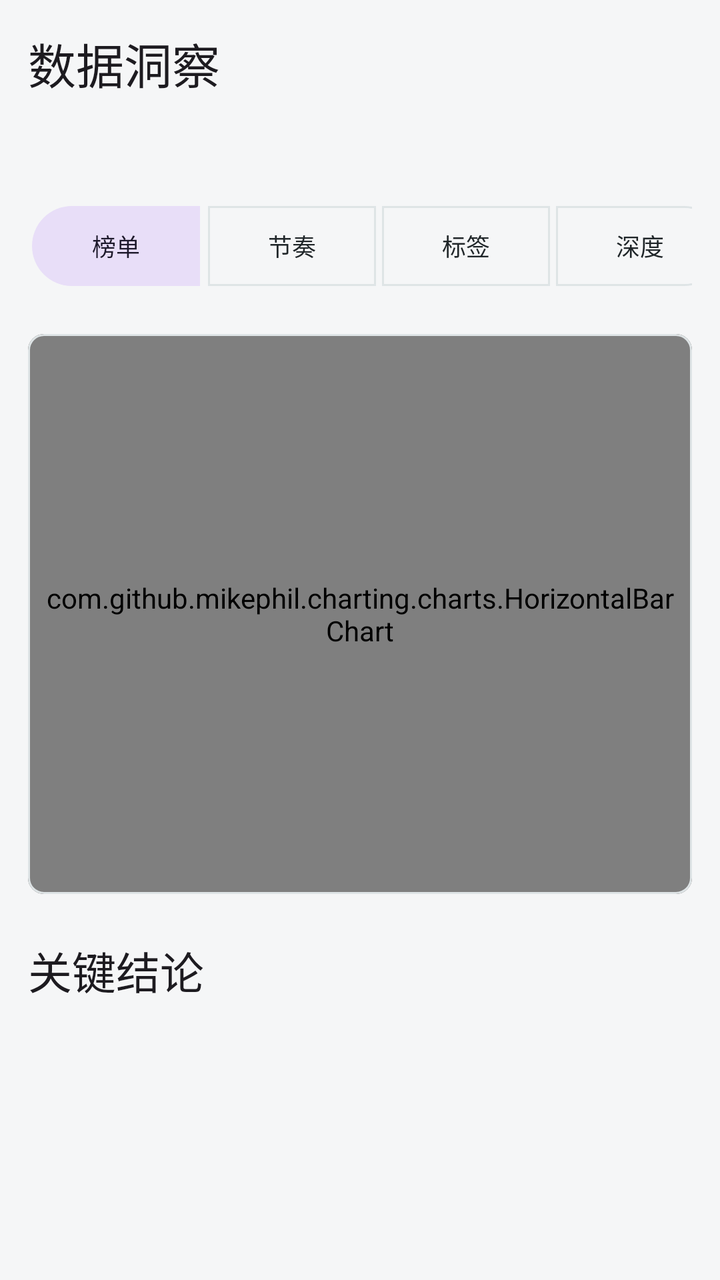
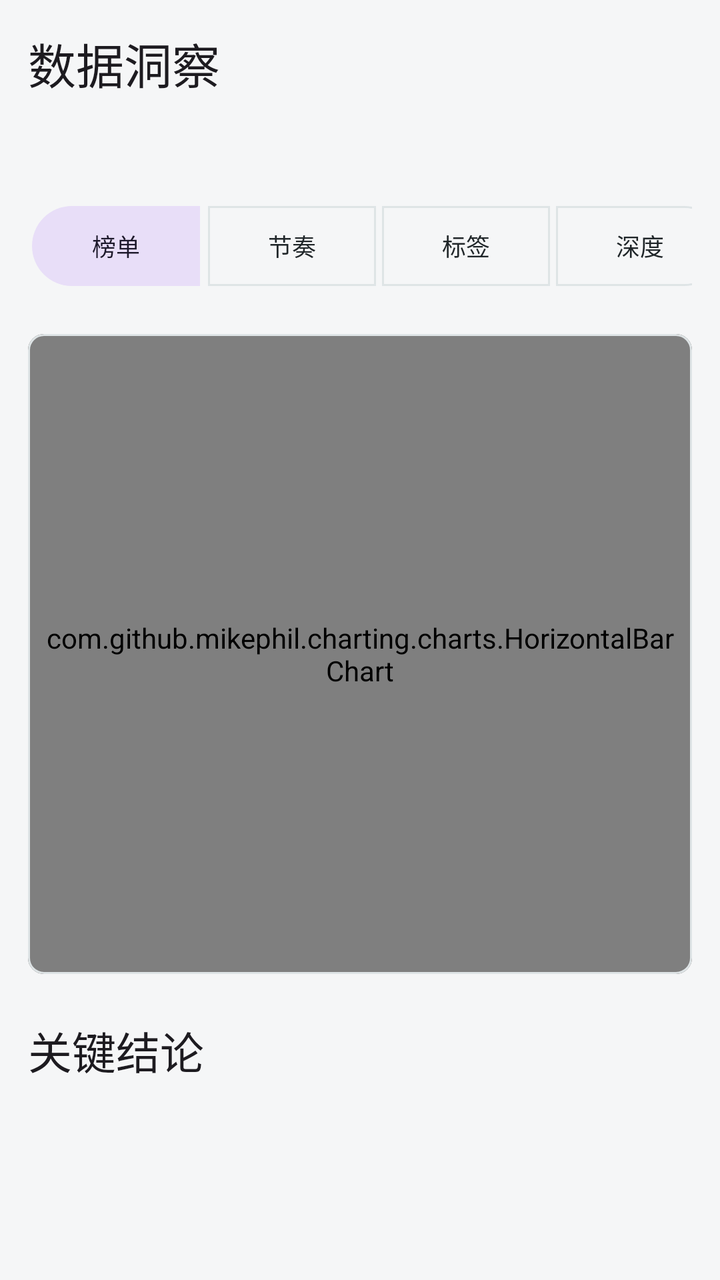

The first picture is an Android layout as it rendered before a commit; the second is the same layout after the commit. The layout source and the unified diff follow.
<!-- AndroidManifest.xml: application theme Theme.EncyclopediaApp -->
<!-- res/layout/fragment_rankings.xml -->
<?xml version="1.0" encoding="utf-8"?>
<androidx.core.widget.NestedScrollView xmlns:android="http://schemas.android.com/apk/res/android"
    xmlns:app="http://schemas.android.com/apk/res-auto"
    android:layout_width="match_parent"
    android:layout_height="match_parent"
    android:clipToPadding="false"
    android:fillViewport="true"
    android:paddingBottom="24dp">

    <LinearLayout
        android:layout_width="match_parent"
        android:layout_height="wrap_content"
        android:orientation="vertical"
        android:padding="14dp">

        <TextView
            android:layout_width="wrap_content"
            android:layout_height="wrap_content"
            android:text="数据洞察"
            android:textAppearance="@style/TextAppearance.Material3.HeadlineSmall" />

        <TextView android:id="@+id/insightSelection" android:layout_width="match_parent" android:layout_height="wrap_content"
            android:minHeight="40dp" android:gravity="center_vertical" android:textColor="@color/text_secondary" android:textSize="12sp" />

        <HorizontalScrollView
            android:layout_width="match_parent"
            android:layout_height="wrap_content"
            android:fillViewport="true"
            android:scrollbars="none">
        <com.google.android.material.button.MaterialButtonToggleGroup
            android:id="@+id/sectionChips"
            android:layout_width="match_parent"
            android:layout_height="wrap_content"
            android:layout_marginTop="10dp"
            app:selectionRequired="true"
            app:singleSelection="true">

            <Button
                android:id="@+id/sectionRankButton"
                style="@style/Widget.Material3.Button.TonalButton"
                android:layout_width="wrap_content"
                android:layout_height="wrap_content"
                android:minHeight="48dp"
                android:layout_weight="1"
                android:insetLeft="2dp"
                android:insetRight="2dp"
                android:text="榜单"
                android:textSize="12sp" />

            <Button
                android:id="@+id/sectionRhythmButton"
                style="@style/Widget.Material3.Button.OutlinedButton"
                android:layout_width="wrap_content"
                android:layout_height="wrap_content"
                android:minHeight="48dp"
                android:layout_weight="1"
                android:insetLeft="2dp"
                android:insetRight="2dp"
                android:text="节奏"
                android:textSize="12sp" />

            <Button
                android:id="@+id/sectionTagButton"
                style="@style/Widget.Material3.Button.OutlinedButton"
                android:layout_width="wrap_content"
                android:layout_height="wrap_content"
                android:minHeight="48dp"
                android:layout_weight="1"
                android:insetLeft="2dp"
                android:insetRight="2dp"
                android:text="标签"
                android:textSize="12sp" />

            <Button
                android:id="@+id/sectionDeepButton"
                style="@style/Widget.Material3.Button.OutlinedButton"
                android:layout_width="wrap_content"
                android:layout_height="wrap_content"
                android:minHeight="48dp"
                android:layout_weight="1"
                android:insetLeft="2dp"
                android:insetRight="2dp"
                android:text="深度"
                android:textSize="12sp" />
        </com.google.android.material.button.MaterialButtonToggleGroup>
        </HorizontalScrollView>

        <LinearLayout
            android:id="@+id/sectionRanking"
            android:layout_width="match_parent"
            android:layout_height="wrap_content"
            android:orientation="vertical">

            <HorizontalScrollView
                android:layout_width="match_parent"
                android:layout_height="wrap_content"
                android:layout_marginTop="10dp"
                android:scrollbars="none">

                <com.google.android.material.chip.ChipGroup
                    android:id="@+id/metricChips"
                    android:layout_width="wrap_content"
                    android:layout_height="wrap_content"
                    app:selectionRequired="true"
                    app:singleLine="true"
                    app:singleSelection="true" />
            </HorizontalScrollView>

            <com.google.android.material.card.MaterialCardView
                android:layout_width="match_parent"
                android:layout_height="wrap_content"
                android:layout_marginTop="10dp"
                app:cardBackgroundColor="?attr/colorSurface"
                app:cardCornerRadius="8dp"
                app:cardElevation="0dp">

                <com.github.mikephil.charting.charts.HorizontalBarChart
                    android:id="@+id/rankChart"
                    android:layout_width="match_parent"
                    android:layout_height="280dp"
                    android:padding="8dp" />
            </com.google.android.material.card.MaterialCardView>

            <androidx.recyclerview.widget.RecyclerView
                android:id="@+id/rankList"
                android:layout_width="match_parent"
                android:layout_height="wrap_content"
                android:layout_marginTop="8dp"
                android:nestedScrollingEnabled="false" />

            <TextView
                android:layout_width="wrap_content"
                android:layout_height="wrap_content"
                android:layout_marginTop="14dp"
                android:text="关键结论"
                android:textAppearance="@style/TextAppearance.Material3.TitleLarge" />

            <LinearLayout
                android:id="@+id/insightContainer"
                android:layout_width="match_parent"
                android:layout_height="wrap_content"
                android:layout_marginTop="6dp"
                android:orientation="vertical" />
        </LinearLayout>

        <LinearLayout
            android:id="@+id/sectionRhythm"
            android:layout_width="match_parent"
            android:layout_height="wrap_content"
            android:orientation="vertical"
            android:visibility="gone">

            <TextView
                android:layout_width="wrap_content"
                android:layout_height="wrap_content"
                android:layout_marginTop="14dp"
                android:text="年度投稿与累计增长"
                android:textAppearance="@style/TextAppearance.Material3.TitleLarge" />

            <com.google.android.material.card.MaterialCardView
                android:layout_width="match_parent"
                android:layout_height="wrap_content"
                android:layout_marginTop="8dp"
                app:cardBackgroundColor="?attr/colorSurface"
                app:cardCornerRadius="8dp"
                app:cardElevation="0dp">

                <com.github.mikephil.charting.charts.CombinedChart
                    android:id="@+id/annualChart"
                    android:layout_width="match_parent"
                    android:layout_height="@dimen/chart_height"
                    android:padding="8dp" />
            </com.google.android.material.card.MaterialCardView>

            <TextView
                android:layout_width="wrap_content"
                android:layout_height="wrap_content"
                android:layout_marginTop="18dp"
                android:text="发布时钟"
                android:textAppearance="@style/TextAppearance.Material3.TitleLarge" />

            <com.google.android.material.card.MaterialCardView
                android:layout_width="match_parent"
                android:layout_height="wrap_content"
                android:layout_marginTop="8dp"
                app:cardBackgroundColor="?attr/colorSurface"
                app:cardCornerRadius="8dp"
                app:cardElevation="0dp">

                <com.github.mikephil.charting.charts.BarChart
                    android:id="@+id/clockChart"
                    android:layout_width="match_parent"
                    android:layout_height="@dimen/chart_height"
                    android:padding="8dp" />
            </com.google.android.material.card.MaterialCardView>

            <TextView
                android:layout_width="wrap_content"
                android:layout_height="wrap_content"
                android:layout_marginTop="18dp"
                android:text="星期更新节奏"
                android:textAppearance="@style/TextAppearance.Material3.TitleLarge" />

            <com.google.android.material.card.MaterialCardView
                android:layout_width="match_parent"
                android:layout_height="wrap_content"
                android:layout_marginTop="8dp"
                app:cardBackgroundColor="?attr/colorSurface"
                app:cardCornerRadius="8dp"
                app:cardElevation="0dp">

                <com.github.mikephil.charting.charts.BarChart
                    android:id="@+id/weekdayChart"
                    android:layout_width="match_parent"
                    android:layout_height="@dimen/chart_height"
                    android:padding="8dp" />
            </com.google.android.material.card.MaterialCardView>

            <TextView
                android:layout_width="wrap_content"
                android:layout_height="wrap_content"
                android:layout_marginTop="18dp"
                android:text="荣誉里程碑"
                android:textAppearance="@style/TextAppearance.Material3.TitleLarge" />

            <com.google.android.material.card.MaterialCardView
                android:layout_width="match_parent"
                android:layout_height="wrap_content"
                android:layout_marginTop="8dp"
                app:cardBackgroundColor="?attr/colorSurface"
                app:cardCornerRadius="8dp"
                app:cardElevation="0dp">

                <com.github.mikephil.charting.charts.PieChart
                    android:id="@+id/honorChart"
                    android:layout_width="match_parent"
                    android:layout_height="@dimen/chart_height"
                    android:padding="8dp" />
            </com.google.android.material.card.MaterialCardView>
        </LinearLayout>

        <LinearLayout
            android:id="@+id/sectionTags"
            android:layout_width="match_parent"
            android:layout_height="wrap_content"
            android:orientation="vertical"
            android:visibility="gone">

            <TextView
                android:layout_width="wrap_content"
                android:layout_height="wrap_content"
                android:layout_marginTop="14dp"
                android:text="标签关键词云"
                android:textAppearance="@style/TextAppearance.Material3.TitleLarge" />

            <com.google.android.material.card.MaterialCardView
                android:layout_width="match_parent"
                android:layout_height="wrap_content"
                android:layout_marginTop="8dp"
                app:cardBackgroundColor="?attr/colorSurface"
                app:cardCornerRadius="8dp"
                app:cardElevation="0dp">

                <com.google.android.material.chip.ChipGroup
                    android:id="@+id/tagCloud"
                    android:layout_width="match_parent"
                    android:layout_height="wrap_content"
                    android:padding="12dp" />
            </com.google.android.material.card.MaterialCardView>

            <TextView
                android:layout_width="wrap_content"
                android:layout_height="wrap_content"
                android:layout_marginTop="18dp"
                android:text="标签关联 · PMI"
                android:textAppearance="@style/TextAppearance.Material3.TitleLarge" />

            <LinearLayout
                android:id="@+id/tagAffinityContainer"
                android:layout_width="match_parent"
                android:layout_height="wrap_content"
                android:layout_marginTop="6dp"
                android:orientation="vertical" />
        </LinearLayout>

        <LinearLayout
            android:id="@+id/sectionDeep"
            android:layout_width="match_parent"
            android:layout_height="wrap_content"
            android:orientation="vertical"
            android:visibility="gone">

            <TextView
                android:layout_width="wrap_content"
                android:layout_height="wrap_content"
                android:layout_marginTop="14dp"
                android:text="内容特征聚类"
                android:textAppearance="@style/TextAppearance.Material3.TitleLarge" />

            <com.google.android.material.card.MaterialCardView
                android:layout_width="match_parent"
                android:layout_height="wrap_content"
                android:layout_marginTop="8dp"
                app:cardBackgroundColor="?attr/colorSurface"
                app:cardCornerRadius="8dp"
                app:cardElevation="0dp">

                <com.github.mikephil.charting.charts.ScatterChart
                    android:id="@+id/clusterChart"
                    android:layout_width="match_parent"
                    android:layout_height="@dimen/chart_height"
                    android:padding="8dp" />
            </com.google.android.material.card.MaterialCardView>

            <TextView
                android:layout_width="wrap_content"
                android:layout_height="wrap_content"
                android:layout_marginTop="18dp"
                android:text="相似内容检索"
                android:textAppearance="@style/TextAppearance.Material3.TitleLarge" />

            <Spinner
                android:id="@+id/similarSource"
                android:layout_width="match_parent"
                android:layout_height="48dp"
                android:layout_marginTop="6dp" />

            <LinearLayout
                android:id="@+id/similarList"
                android:layout_width="match_parent"
                android:layout_height="wrap_content"
                android:layout_marginTop="6dp"
                android:orientation="vertical" />
        </LinearLayout>
    </LinearLayout>
</androidx.core.widget.NestedScrollView>
<!-- resources referenced by this layout -->
<resources>
  <color name="text_secondary">#606C71</color>
  <dimen name="chart_height">230dp</dimen>
  <style name="Theme.EncyclopediaApp" parent="Theme.Material3.DayNight.NoActionBar">
          <item name="colorPrimary">@color/primary</item>
          <item name="colorOnPrimary">@color/on_primary</item>
          <item name="colorPrimaryContainer">@color/primary_container</item>
          <item name="colorOnPrimaryContainer">@color/text_primary</item>
          <item name="colorOnSurface">@color/text_primary</item>
          <item name="colorOnSurfaceVariant">@color/text_secondary</item>
          <item name="colorOutline">@color/divider</item>
          <item name="materialCardViewStyle">@style/Widget.Encyclopedia.Card</item>
          <item name="colorSurface">@color/card</item>
          <item name="android:colorBackground">@color/background</item>
          <item name="android:statusBarColor">@color/background</item>
          <item name="android:windowLightStatusBar" tools:targetApi="m">true</item>
          <item name="android:navigationBarColor">@color/surface</item>
          <item name="android:windowLightNavigationBar" tools:targetApi="o_mr1">true</item>
          <item name="android:windowBackground">@color/background</item>
      </style>
  <color name="primary">#087F85</color>
  <color name="on_primary">#FFFFFF</color>
  <color name="primary_container">#D7EFF0</color>
  <color name="text_primary">#202629</color>
  <color name="divider">#DEE4E6</color>
  <style name="Widget.Encyclopedia.Card" parent="Widget.Material3.CardView.Outlined">
          <item name="cardCornerRadius">8dp</item>
          <item name="cardElevation">0dp</item>
          <item name="strokeColor">@color/divider</item>
          <item name="strokeWidth">1dp</item>
      </style>
  <color name="card">#FFFFFF</color>
  <color name="background">#F5F6F7</color>
  <color name="surface">#FFFFFF</color>
</resources>

<!-- the commit's change to res/layout/fragment_rankings.xml (unified diff, before → after) -->
@@ -117,7 +117,7 @@
                 <com.github.mikephil.charting.charts.HorizontalBarChart
                     android:id="@+id/rankChart"
                     android:layout_width="match_parent"
-                    android:layout_height="280dp"
+                    android:layout_height="@dimen/chart_height_ranking"
                     android:padding="8dp" />
             </com.google.android.material.card.MaterialCardView>
 
@@ -237,6 +237,11 @@
                     android:layout_height="@dimen/chart_height"
                     android:padding="8dp" />
             </com.google.android.material.card.MaterialCardView>
+            <LinearLayout
+                android:id="@+id/honorLegend"
+                android:layout_width="match_parent"
+                android:layout_height="wrap_content"
+                android:orientation="vertical" />
         </LinearLayout>
 
         <LinearLayout
<!-- resource entries referenced after the edit -->
@@ -2,6 +2,7 @@
 <resources>
   <color name="text_secondary">#606C71</color>
   <dimen name="chart_height">230dp</dimen>
+  <dimen name="chart_height_ranking">320dp</dimen>
   <style name="Theme.EncyclopediaApp" parent="Theme.Material3.DayNight.NoActionBar">
           <item name="colorPrimary">@color/primary</item>
           <item name="colorOnPrimary">@color/on_primary</item>
